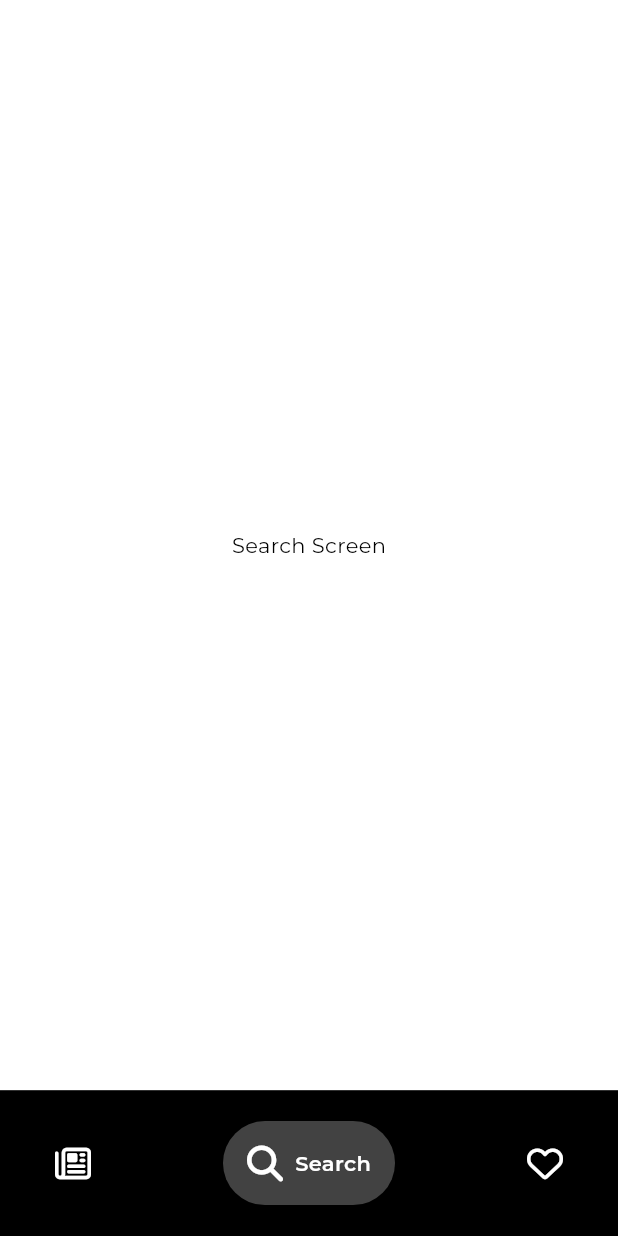
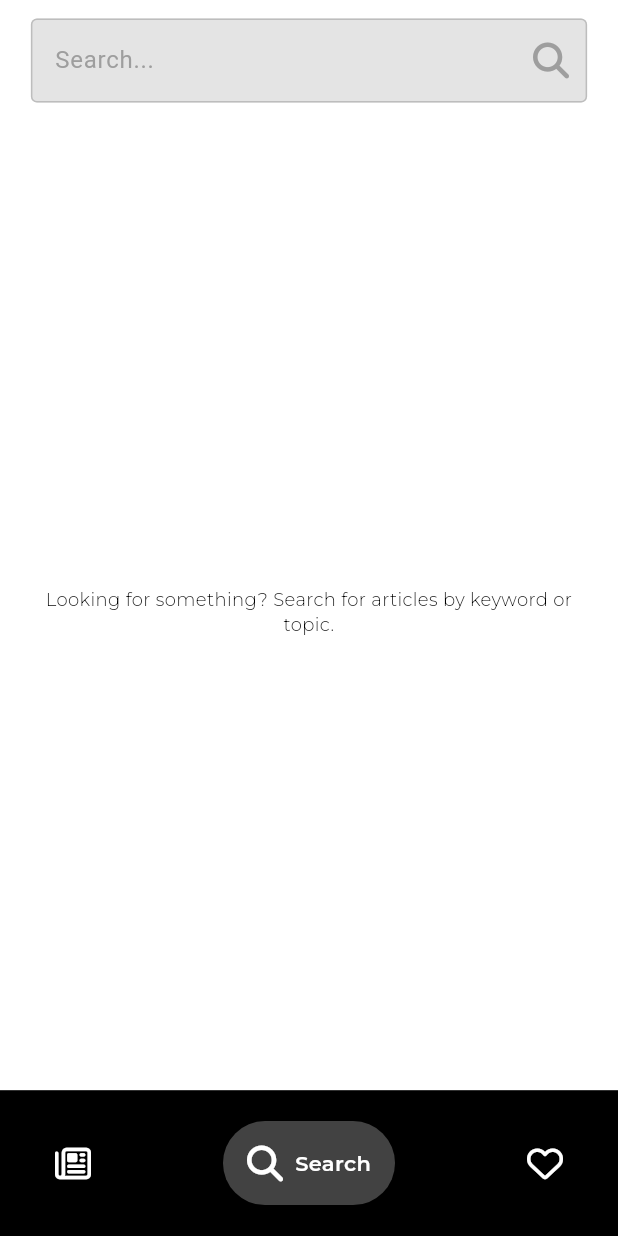
Before and after one commit to abel-yet/news-app-flutter, a Flutter app: the screen it shows after launch, item 2 of the bottom bar chosen, on a phone screen of 412 x 824 dp. Run offline on Flutter 3.47's test engine with Material 3 defaults, Android fonts, the phone set to English and light mode, and no system bars; drawn by our look-alikes of google_nav_bar; our stand-ins replace dartz, dio, equatable, flutter_bloc, flutter_dotenv, font_awesome_flutter and 4 more; network calls fail; project files that could hold a hidden picture were left out.

Commit message:
feat(articles/search): add search articles functionality

```diff
--- /dev/null
+++ b/lib/config/theme/custom_themes/input_decoration_theme.dart
@@ -0,0 +1,58 @@
+import 'package:echo/config/theme/app_palette.dart';
+import 'package:flutter/material.dart';
+
+abstract class AppInputDecorationTheme {
+  static final InputDecorationTheme lightInputDecorationTheme = InputDecorationTheme(
+    hintStyle: TextStyle(color: Colors.grey),
+    iconColor: Colors.grey,
+    filled: true,
+    fillColor: Colors.grey.shade600.withAlpha(50),
+    enabledBorder: OutlineInputBorder(
+      borderSide: BorderSide(
+        color: Colors.grey.shade400,
+      ),
+    ),
+    focusedBorder: OutlineInputBorder(
+      borderSide: BorderSide(
+        color: AppPalette.primaryColor,
+      ),
+    ),
+    errorBorder: OutlineInputBorder(
+      borderSide: BorderSide(
+        color: Colors.red,
+      ),
+    ),
+    focusedErrorBorder: OutlineInputBorder(
+      borderSide: BorderSide(
+        color: Colors.red,
+      ),
+    ),
+  );
+
+  static final InputDecorationTheme darkInputDecorationTheme = InputDecorationTheme(
+    hintStyle: TextStyle(color: Colors.grey),
+    iconColor: Colors.grey,
+    filled: true,
+    fillColor: Colors.grey.shade600.withAlpha(50),
+    enabledBorder: OutlineInputBorder(
+      borderSide: BorderSide(
+        color: Colors.grey.shade600,
+      ),
+    ),
+    focusedBorder: OutlineInputBorder(
+      borderSide: BorderSide(
+        color: AppPalette.secondaryColor,
+      ),
+    ),
+    errorBorder: OutlineInputBorder(
+      borderSide: BorderSide(
+        color: Colors.red,
+      ),
+    ),
+    focusedErrorBorder: OutlineInputBorder(
+      borderSide: BorderSide(
+        color: Colors.red,
+      ),
+    ),
+  );
+}
--- a/lib/config/theme/theme.dart
+++ b/lib/config/theme/theme.dart
@@ -1,4 +1,5 @@
 import 'package:echo/config/theme/app_palette.dart';
+import 'package:echo/config/theme/custom_themes/input_decoration_theme.dart';
 import 'package:echo/config/theme/custom_themes/text_theme.dart';
 import 'package:echo/config/theme/theme_extension.dart';
 import 'package:flutter/material.dart';
@@ -15,6 +16,7 @@ abstract class AppTheme {
     scaffoldBackgroundColor: Colors.white,
     fontFamily: "Montserrat",
     textTheme: AppTextTheme.lightTextTheme,
+    inputDecorationTheme: AppInputDecorationTheme.lightInputDecorationTheme,
     extensions: [
       AppColorExtension(
         primaryColor: AppPalette.primaryColor,
@@ -37,6 +39,7 @@ abstract class AppTheme {
     scaffoldBackgroundColor: Colors.black,
     fontFamily: "Montserrat",
     textTheme: AppTextTheme.darkTExtTheme,
+    inputDecorationTheme: AppInputDecorationTheme.darkInputDecorationTheme,
     extensions: [
       AppColorExtension(
         primaryColor: AppPalette.primaryColor,
--- a/lib/core/common/presentation/screens/scaffold_with_bottom_nav.dart
+++ b/lib/core/common/presentation/screens/scaffold_with_bottom_nav.dart
@@ -16,6 +16,7 @@ class ScaffoldWithBottomNav extends StatelessWidget {
         padding: EdgeInsets.symmetric(horizontal: context.width * .05, vertical: context.width * .05),
         color: Colors.black,
         child: GNav(
+          selectedIndex: navigationShell.currentIndex,
           gap: 8,
           backgroundColor: Colors.black,
           color: Colors.white,
--- a/lib/core/dependency_injection.dart
+++ b/lib/core/dependency_injection.dart
@@ -4,6 +4,7 @@ import 'package:echo/feaatures/articles/data/data_source/remote/article_remote_d
 import 'package:echo/feaatures/articles/data/repositories/article_repository_impl.dart';
 import 'package:echo/feaatures/articles/domain/repositories/article_repository.dart';
 import 'package:echo/feaatures/articles/domain/use_cases/article_use_cases.dart';
+import 'package:echo/feaatures/articles/presentation/blocs/search_articles/search_articles_bloc.dart';
 import 'package:echo/feaatures/articles/presentation/blocs/top_headlines/top_headlines_bloc.dart';
 import 'package:get_it/get_it.dart';
 
@@ -35,7 +36,11 @@ Future<void> setUpSL() async {
 
   sl.registerLazySingleton<FetchTopHeadlinesUseCase>(() => FetchTopHeadlinesUseCase(articleRepository: sl()));
 
+  sl.registerLazySingleton<SearchArticlesUseCase>(() => SearchArticlesUseCase(articleRepository: sl()));
+
   // Blocs
 
   sl.registerLazySingleton<TopHeadlinesBloc>(() => TopHeadlinesBloc(fetchTopHeadlinesUseCase: sl()));
+
+  sl.registerLazySingleton<SearchArticlesBloc>(() => SearchArticlesBloc(searchArticlesUseCase: sl()));
 }
--- a/lib/feaatures/articles/domain/repositories/article_repository.dart
+++ b/lib/feaatures/articles/domain/repositories/article_repository.dart
@@ -5,4 +5,5 @@ import 'package:echo/feaatures/articles/domain/failures/failure.dart';
 
 abstract class ArticleRepository {
   Future<Either<Failure, List<ArticleEntity>>> fetchTopHeadlines({required NewsCategory category});
+  Future<Either<Failure, List<ArticleEntity>>> searchArticles({required String query});
 }
--- a/lib/feaatures/articles/domain/use_cases/article_use_cases.dart
+++ b/lib/feaatures/articles/domain/use_cases/article_use_cases.dart
@@ -9,7 +9,17 @@ class FetchTopHeadlinesUseCase {
 
   FetchTopHeadlinesUseCase({required this.articleRepository});
 
-  Future<Either<Failure,List<ArticleEntity>>> execute({required NewsCategory category}) async {
+  Future<Either<Failure, List<ArticleEntity>>> execute({required NewsCategory category}) async {
     return articleRepository.fetchTopHeadlines(category: category);
   }
 }
+
+class SearchArticlesUseCase {
+  final ArticleRepository articleRepository;
+
+  SearchArticlesUseCase({required this.articleRepository});
+
+  Future<Either<Failure, List<ArticleEntity>>> execute({required String query}) async {
+    return articleRepository.searchArticles(query: query);
+  }
+}
--- /dev/null
+++ b/lib/feaatures/articles/presentation/blocs/search_articles/search_articles_bloc.dart
@@ -0,0 +1,31 @@
+import 'dart:async';
+import 'package:echo/feaatures/articles/domain/entities/article_entity.dart';
+import 'package:echo/feaatures/articles/domain/use_cases/article_use_cases.dart';
+import 'package:equatable/equatable.dart';
+import 'package:flutter_bloc/flutter_bloc.dart';
+
+part 'search_articles_event.dart';
+part 'search_articles_state.dart';
+
+class SearchArticlesBloc extends Bloc<SearchArticlesEvent, SearchArticlesState> {
+  final SearchArticlesUseCase searchArticlesUseCase;
+
+  SearchArticlesBloc({required this.searchArticlesUseCase}) : super(SearchArticlesInitial()) {
+    on<SearchArticlesEvent>(_searchArticlesEventHandler);
+  }
+
+  FutureOr<void> _searchArticlesEventHandler(SearchArticlesEvent event, Emitter<SearchArticlesState> emit) async {
+    emit(SearchArticlesLoading());
+
+    final result = await searchArticlesUseCase.execute(query: event.query);
+
+    result.fold(
+      (failure) {
+        emit(SearchArticlesError(errorMessage: failure.errorMessage));
+      },
+      (articles) {
+        emit(SearchArticlesFetched(articles: articles));
+      },
+    );
+  }
+}
--- /dev/null
+++ b/lib/feaatures/articles/presentation/blocs/search_articles/search_articles_event.dart
@@ -0,0 +1,7 @@
+part of 'search_articles_bloc.dart';
+
+final class SearchArticlesEvent{
+  final String query;
+
+  SearchArticlesEvent({required this.query});
+}
--- /dev/null
+++ b/lib/feaatures/articles/presentation/blocs/search_articles/search_articles_state.dart
@@ -0,0 +1,31 @@
+part of 'search_articles_bloc.dart';
+
+sealed class SearchArticlesState extends Equatable {
+  const SearchArticlesState();
+
+  @override
+  List<Object> get props => [];
+}
+
+final class SearchArticlesInitial extends SearchArticlesState {}
+
+final class SearchArticlesLoading extends SearchArticlesState {}
+
+final class SearchArticlesFetched extends SearchArticlesState {
+  final List<ArticleEntity> articles;
+
+  const SearchArticlesFetched({required this.articles});
+
+  @override
+  List<Object> get props => [articles];
+
+}
+
+final class SearchArticlesError extends SearchArticlesState {
+  final String errorMessage;
+
+  const SearchArticlesError({required this.errorMessage});
+
+  @override
+  List<Object> get props => [errorMessage];
+}
--- a/lib/feaatures/articles/presentation/screens/search_screen.dart
+++ b/lib/feaatures/articles/presentation/screens/search_screen.dart
@@ -1,13 +1,127 @@
+import 'package:echo/core/utils/extnesions.dart';
+import 'package:echo/core/utils/helper_functions.dart';
+import 'package:echo/feaatures/articles/presentation/blocs/search_articles/search_articles_bloc.dart';
+import 'package:echo/feaatures/articles/presentation/widgets/article_card.dart';
 import 'package:flutter/material.dart';
+import 'package:flutter_bloc/flutter_bloc.dart';
+import 'package:font_awesome_flutter/font_awesome_flutter.dart';
 
-class SearchScreen extends StatelessWidget {
+class SearchScreen extends StatefulWidget {
   static const routeName = "searchScreen";
   const SearchScreen({super.key});
 
   @override
+  State<SearchScreen> createState() => _SearchScreenState();
+}
+
+class _SearchScreenState extends State<SearchScreen> {
+  late TextEditingController _textEditingController;
+
+  @override
+  void initState() {
+    super.initState();
+    _textEditingController = TextEditingController();
+  }
+
+  @override
+  void dispose() {
+    _textEditingController.dispose();
+    super.dispose();
+  }
+
+  @override
   Widget build(BuildContext context) {
-    return Center(
-      child: Text("Search Screen"),
+    return SafeArea(
+      child: Padding(
+        padding: EdgeInsetsGeometry.fromLTRB(context.width * .05, context.width * .03, context.width * .05, 0),
+        child: Column(
+          spacing: context.width * .05,
+          children: [
+            // Search bar
+            TextField(
+              controller: _textEditingController,
+              textInputAction: TextInputAction.search,
+              decoration: InputDecoration(
+                hintText: "Search...",
+                suffixIcon: GestureDetector(
+                  onTap: () {
+                    if (_textEditingController.text.isNotEmpty) {
+                      context.read<SearchArticlesBloc>().add(SearchArticlesEvent(query: _textEditingController.text));
+                    }
+                  },
+                  child: Icon(
+                    FontAwesomeIcons.magnifyingGlass,
+                    color: Colors.grey,
+                  ),
+                ),
+              ),
+              onTapOutside: (event) {
+                FocusManager.instance.primaryFocus?.unfocus();
+              },
+              onSubmitted: (value) {
+                if (value.isNotEmpty) {
+                  context.read<SearchArticlesBloc>().add(SearchArticlesEvent(query: value));
+                }
+              },
+            ),
+
+            // Search Result
+            Expanded(
+              child: BlocConsumer<SearchArticlesBloc, SearchArticlesState>(
+                listener: (context, state) {
+                  if (state is SearchArticlesError) {
+                    ScaffoldMessenger.of(context).showSnackBar(
+                      buildSnackbar(
+                        message: state.errorMessage,
+                        isError: true,
+                      ),
+                    );
+                  }
+                },
+                builder: (context, state) {
+                  switch (state) {
+                    case SearchArticlesInitial():
+                      return Center(
+                        child: Text(
+                          "Looking for something? Search for articles by keyword or topic.",
+                          textAlign: TextAlign.center,
+                          style: TextStyle(
+                            fontSize: 12,
+                            fontWeight: FontWeight.w300,
+                          ),
+                        ),
+                      );
+                    case SearchArticlesLoading():
+                      return ListView.builder(
+                        physics: const BouncingScrollPhysics(),
+                        itemCount: 10,
+                        itemBuilder: (context, index) {
+                          return ArticleCard.loading(context);
+                        },
+                      );
+                    case SearchArticlesFetched():
+                      return ListView.builder(
+                        physics: const BouncingScrollPhysics(),
+                        itemCount: state.articles.length,
+                        itemBuilder: (context, index) {
+                          return ArticleCard(articleEntity: state.articles[index]);
+                        },
+                      );
+                    case SearchArticlesError():
+                      return ListView.builder(
+                        physics: const BouncingScrollPhysics(),
+                        itemCount: 10,
+                        itemBuilder: (context, index) {
+                          return ArticleCard.error(context);
+                        },
+                      );
+                  }
+                },
+              ),
+            ),
+          ],
+        ),
+      ),
     );
   }
 }
--- a/lib/feaatures/articles/presentation/screens/top_headlines_screen.dart
+++ b/lib/feaatures/articles/presentation/screens/top_headlines_screen.dart
@@ -58,7 +58,6 @@ class TopHeadlinesScreen extends StatelessWidget {
                       return Container();
                     case TopHeadlinesLoading():
                       return ListView.builder(
-                        key: ValueKey(context.theme.brightness),
                         physics: const BouncingScrollPhysics(),
                         itemCount: 10,
                         itemBuilder: (context, index) {
--- a/lib/main.dart
+++ b/lib/main.dart
@@ -2,6 +2,7 @@ import 'package:echo/config/routing/router.dart';
 import 'package:echo/config/theme/theme.dart';
 import 'package:echo/core/dependency_injection.dart';
 import 'package:echo/feaatures/articles/presentation/blocs/news_category/news_category_cubit.dart';
+import 'package:echo/feaatures/articles/presentation/blocs/search_articles/search_articles_bloc.dart';
 import 'package:echo/feaatures/articles/presentation/blocs/top_headlines/top_headlines_bloc.dart';
 import 'package:flutter/material.dart';
 import 'package:flutter/services.dart';
@@ -32,6 +33,9 @@ class Echo extends StatelessWidget {
               FetchTopHeadlinesEvent(category: context.read<NewsCategoryCubit>().state),
             ),
         ),
+        BlocProvider(
+          create: (context) => sl<SearchArticlesBloc>(),
+        ),
       ],
       child: MaterialApp.router(
         debugShowCheckedModeBanner: false,
```
Also changed, not shown: lib/feaatures/articles/data/data_source/remote/article_remote_data_source.dart (+20 -0 lines), lib/feaatures/articles/data/repositories/article_repository_impl.dart (+21 -0 lines).
